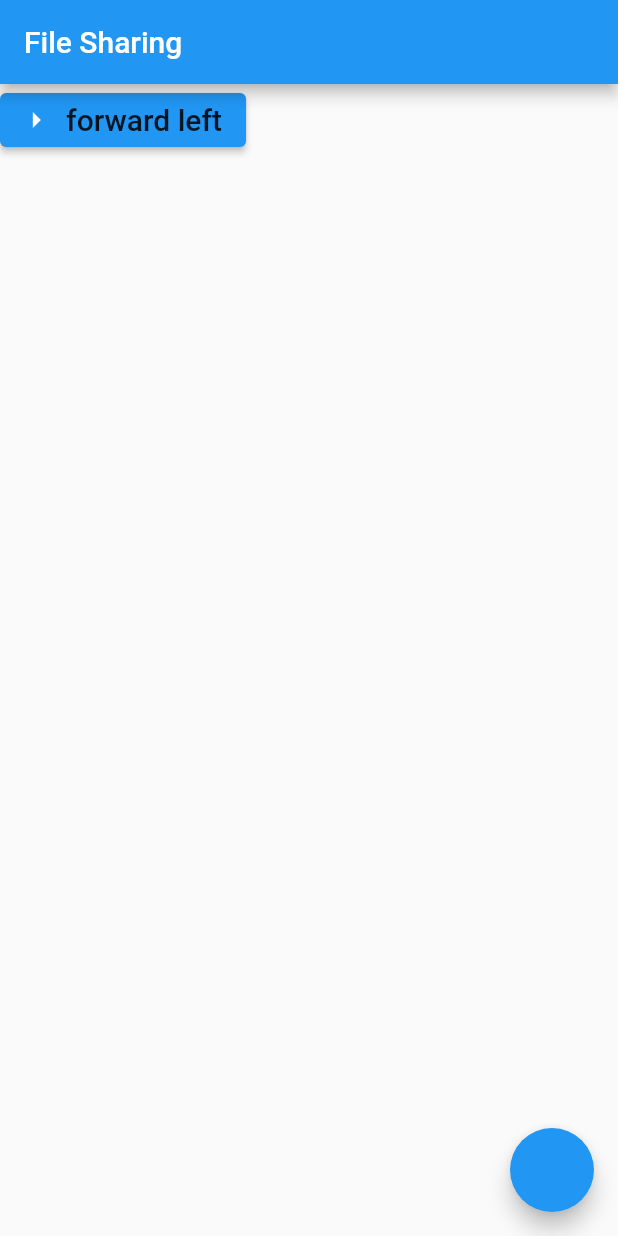
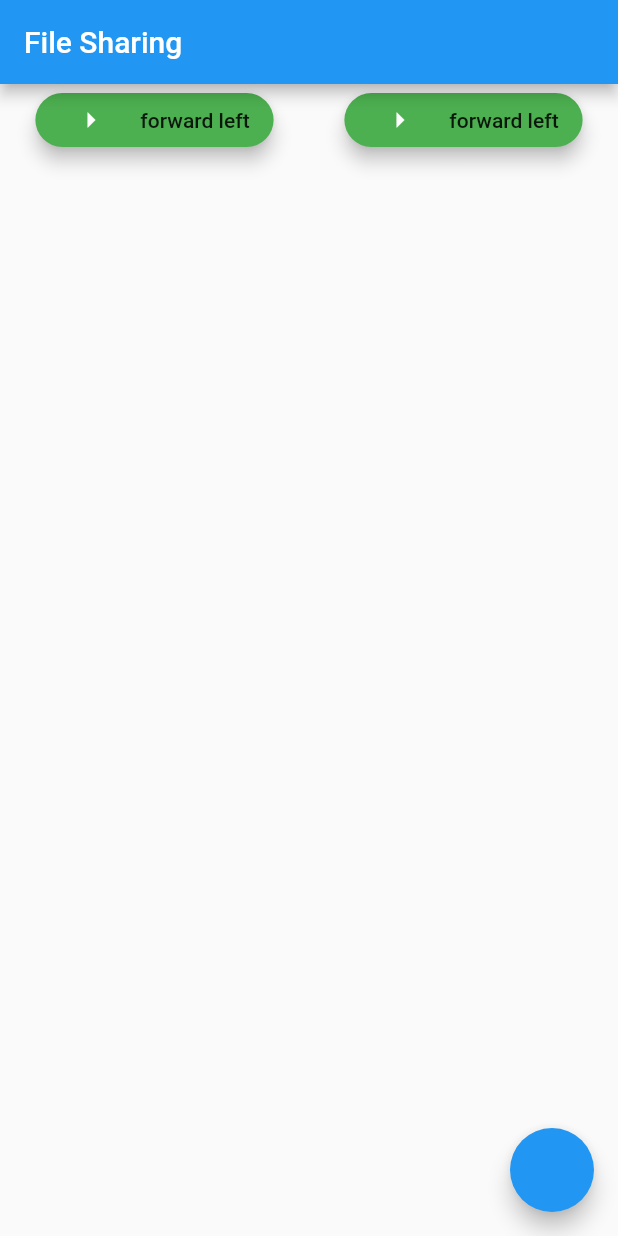
Before and after one commit to ltphy/file-sharing, a Flutter app: the screen it shows after launch, after a tap on "forward left", on a phone screen of 412 x 824 dp. Run offline on Flutter 3.47's test engine with Material 2 defaults, Android fonts, the phone set to English and light mode, and no system bars; drawn by our look-alikes of sliding_up_panel; our stand-ins replace image_picker, share_plus.

Commit message:
feature: show button with loading state

```diff
--- a/lib/components/command_button_icon.dart
+++ b/lib/components/command_button_icon.dart
@@ -4,22 +4,57 @@ class CommandButtonIcon extends StatelessWidget {
   final VoidCallback onPressed;
   final Icon icon;
   final String label;
+  final bool isLoading;
 
-  const CommandButtonIcon(
-      {Key? key,
-      required this.onPressed,
-      required this.icon,
-      required this.label})
-      : super(key: key);
+  const CommandButtonIcon({
+    Key? key,
+    required this.onPressed,
+    required this.icon,
+    required this.label,
+    this.isLoading = false,
+  }) : super(key: key);
 
   @override
   Widget build(BuildContext context) {
     return ElevatedButton.icon(
-      onPressed: onPressed,
-      icon: icon,
-      label: Text(
-        label,
-        style: Theme.of(context).textTheme.headline6,
+      onPressed: isLoading ? null : onPressed,
+      // style: ButtonStyle(
+      //     backgroundColor: MaterialStateProperty.resolveWith<Color>((states) {
+      //   if (states.contains(MaterialState.disabled)) {
+      //     return Colors.blue; // Disabled color
+      //   }
+      //   return Colors.blue; // Regular color
+      // })),
+      style: ElevatedButton.styleFrom(
+        primary: Colors.green,
+        onSurface: Colors.green,
+        shape: RoundedRectangleBorder(
+          borderRadius: BorderRadius.all(
+            Radius.circular(40),
+          ),
+        ),
+        alignment: Alignment.center,
+        elevation: 5,
+      ),
+      icon: SizedBox(
+        width: 50,
+        child: isLoading
+            ? const Center(
+                child: SizedBox(
+                  height: 20,
+                  width: 20,
+                  child: CircularProgressIndicator(
+                    // backgroundColor: Colors.green,
+                    color: Colors.purple,
+                    strokeWidth: 5,
+                  ),
+                ),
+              )
+            : icon,
+      ),
+      label: Row(
+        mainAxisAlignment: MainAxisAlignment.spaceAround,
+        children: [Text(label, style: Theme.of(context).textTheme.bodyText1)],
       ),
     );
   }
--- a/lib/screens/main_screen/components/body.dart
+++ b/lib/screens/main_screen/components/body.dart
@@ -58,12 +58,22 @@ class _BodyState extends State<Body> {
       child: Column(
         children: [
           Row(
+            mainAxisAlignment: MainAxisAlignment.spaceAround,
             children: [
               CommandButtonIcon(
-                  onPressed: () =>
-                      context.read<ControlCommandReceiver>().backwardLeft(),
-                  icon: Icon(Icons.arrow_right),
-                  label: 'forward left'),
+                onPressed: () =>
+                    context.read<ControlCommandReceiver>().backwardLeft(),
+                icon: Icon(Icons.arrow_right),
+                label: 'forward left',
+                isLoading: context.watch<ControlCommandReceiver>().loading,
+              ),
+              CommandButtonIcon(
+                onPressed: () =>
+                    context.read<ControlCommandReceiver>().backwardLeft(),
+                icon: Icon(Icons.arrow_right),
+                label: 'forward left',
+                isLoading: context.watch<ControlCommandReceiver>().loading,
+              ),
             ],
           )
         ],
--- a/lib/services/control_command_receiver.dart
+++ b/lib/services/control_command_receiver.dart
@@ -17,7 +17,15 @@ class ControlCommandReceiver extends ChangeNotifier {
 
   ControlCommandReceiver({required this.robotLocation});
 
-  void backwardLeft() {
+  bool loading = false;
+
+  void updateLoading() {
+    loading = !loading;
+    notifyListeners();
+  }
+
+  Future<void> backwardLeft() async {
+    updateLoading();
     // Matrix4 matrix = Matrix4.identity().getRotation()
     Matrix2 matrix = Matrix2.rotation(pi * 1 / 3);
     print('matrix $matrix');
@@ -27,6 +35,8 @@ class ControlCommandReceiver extends ChangeNotifier {
 
     Matrix2.solve(matrix, a, b);
     print('result: ${b.toString()}');
+    await Future.delayed(Duration(seconds: 1));
+    updateLoading();
 
     notifyListeners();
   }
```
